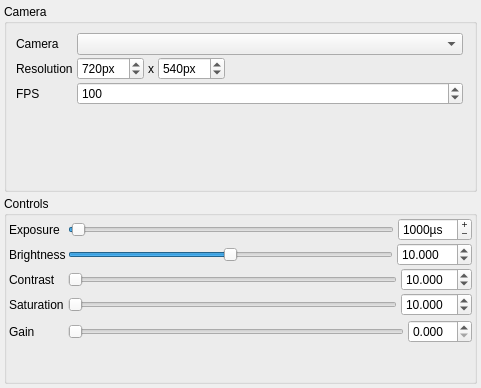
Before: the Qt Designer form src/modules/flircamera/flircamsettingsdialog.ui in syntalos/syntalos, drawn with Qt 5.
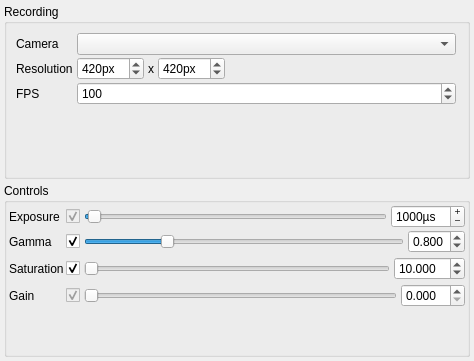
After: the same form once the commit is applied.

```diff
--- a/src/modules/flircamera/flircamsettingsdialog.ui
+++ b/src/modules/flircamera/flircamsettingsdialog.ui
@@ -6,8 +6,8 @@
    <rect>
     <x>0</x>
     <y>0</y>
-    <width>481</width>
-    <height>388</height>
+    <width>474</width>
+    <height>361</height>
    </rect>
   </property>
   <property name="windowTitle">
@@ -32,7 +32,7 @@
    <item>
     <widget class="QGroupBox" name="cameraGroupBox">
      <property name="title">
-      <string>Camera</string>
+      <string>Recording</string>
      </property>
      <layout class="QHBoxLayout" name="horizontalLayout">
       <item>
@@ -119,7 +119,7 @@
               <number>4000</number>
              </property>
              <property name="value">
-              <number>720</number>
+              <number>420</number>
              </property>
             </widget>
            </item>
@@ -142,7 +142,7 @@
               <number>4000</number>
              </property>
              <property name="value">
-              <number>540</number>
+              <number>420</number>
              </property>
             </widget>
            </item>
@@ -215,6 +215,19 @@
            <property name="bottomMargin">
             <number>0</number>
            </property>
+           <item>
+            <widget class="QCheckBox" name="checkBox">
+             <property name="enabled">
+              <bool>false</bool>
+             </property>
+             <property name="text">
+              <string/>
+             </property>
+             <property name="checked">
+              <bool>true</bool>
+             </property>
+            </widget>
+           </item>
            <item>
             <widget class="QSlider" name="sliderExposure">
              <property name="maximum">
@@ -256,14 +269,7 @@
         <item row="2" column="0">
          <widget class="QLabel" name="brightnessLabel">
           <property name="text">
-           <string>Brightness</string>
-          </property>
-         </widget>
-        </item>
-        <item row="3" column="0">
-         <widget class="QLabel" name="contrastLabel">
-          <property name="text">
-           <string>Contrast</string>
+           <string>Gamma</string>
           </property>
          </widget>
         </item>
@@ -291,38 +297,6 @@
            <property name="bottomMargin">
             <number>0</number>
            </property>
-           <item>
-            <widget class="QSlider" name="sliderContrast">
-             <property name="maximum">
-              <number>100</number>
-             </property>
-             <property name="orientation">
-              <enum>Qt::Horizontal</enum>
-             </property>
-            </widget>
-           </item>
-           <item>
-            <widget class="QDoubleSpinBox" name="sbContrast">
-             <property name="toolTip">
-              <string>Adjust camera exposure</string>
-             </property>
-             <property name="decimals">
-              <number>3</number>
-             </property>
-             <property name="minimum">
-              <double>1.000000000000000</double>
-             </property>
-             <property name="maximum">
-              <double>100.000000000000000</double>
-             </property>
-             <property name="singleStep">
-              <double>0.500000000000000</double>
-             </property>
-             <property name="value">
-              <double>10.000000000000000</double>
-             </property>
-            </widget>
-           </item>
           </layout>
          </widget>
         </item>
@@ -357,6 +331,16 @@
            <property name="bottomMargin">
             <number>0</number>
            </property>
+           <item>
+            <widget class="QCheckBox" name="cbSaturation">
+             <property name="text">
+              <string/>
+             </property>
+             <property name="checked">
+              <bool>true</bool>
+             </property>
+            </widget>
+           </item>
            <item>
             <widget class="QSlider" name="sliderSaturation">
              <property name="maximum">
@@ -450,6 +434,19 @@
            <property name="bottomMargin">
             <number>0</number>
            </property>
+           <item>
+            <widget class="QCheckBox" name="checkBox_4">
+             <property name="enabled">
+              <bool>false</bool>
+             </property>
+             <property name="text">
+              <string/>
+             </property>
+             <property name="checked">
+              <bool>true</bool>
+             </property>
+            </widget>
+           </item>
            <item>
             <widget class="QSlider" name="sliderGain">
              <property name="maximum">
@@ -501,12 +498,25 @@
             <number>0</number>
            </property>
            <item>
-            <widget class="QSlider" name="sliderBrightness">
+            <widget class="QCheckBox" name="cbGamma">
+             <property name="text">
+              <string/>
+             </property>
+             <property name="checked">
+              <bool>true</bool>
+             </property>
+            </widget>
+           </item>
+           <item>
+            <widget class="QSlider" name="sliderGamma">
              <property name="minimum">
-              <number>-100</number>
+              <number>0</number>
              </property>
              <property name="maximum">
-              <number>100</number>
+              <number>4</number>
+             </property>
+             <property name="value">
+              <number>1</number>
              </property>
              <property name="orientation">
               <enum>Qt::Horizontal</enum>
@@ -522,16 +532,16 @@
               <number>3</number>
              </property>
              <property name="minimum">
-              <double>-100.000000000000000</double>
+              <double>0.000000000000000</double>
              </property>
              <property name="maximum">
-              <double>100.000000000000000</double>
+              <double>4.000000000000000</double>
              </property>
              <property name="singleStep">
               <double>0.500000000000000</double>
              </property>
              <property name="value">
-              <double>10.000000000000000</double>
+              <double>0.800000000000000</double>
              </property>
             </widget>
            </item>
```
Left out of the diff: 70 changed lines with no effect on the pictures.
